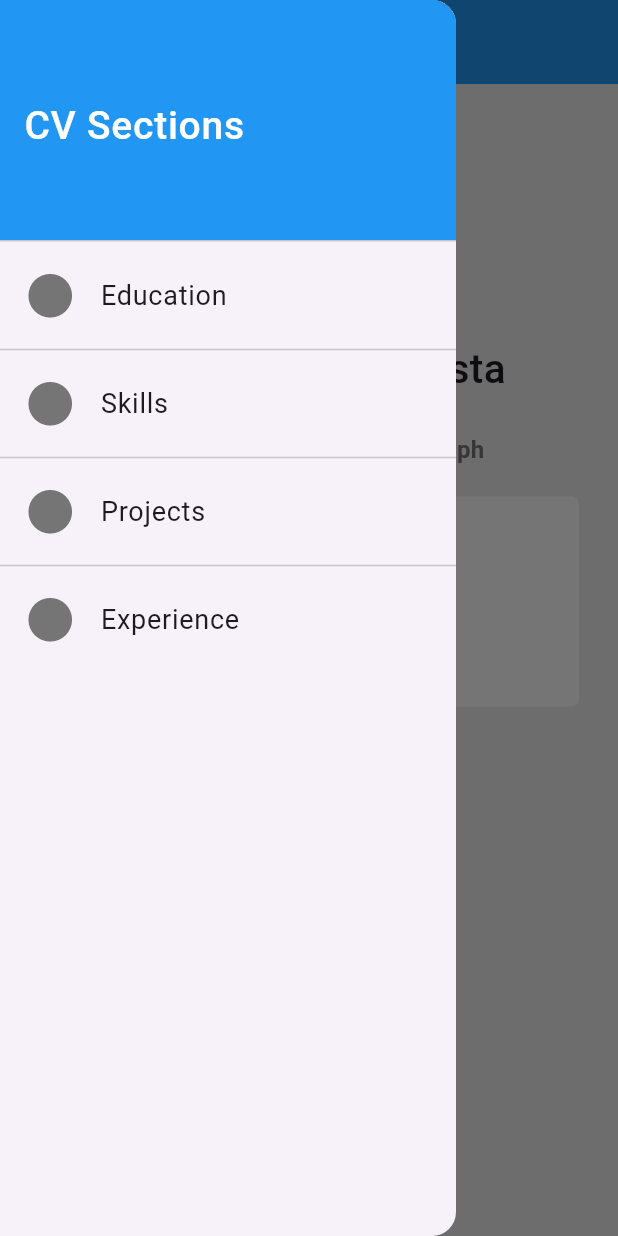
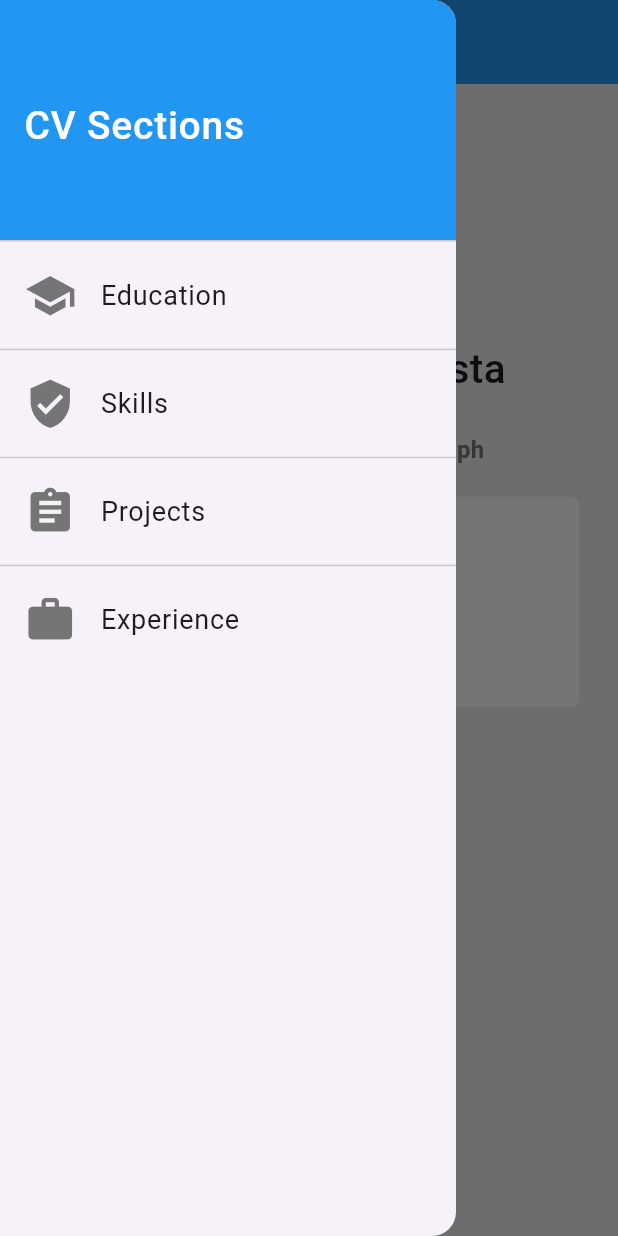
Before and after one commit to KimMathew/flutter_activity2, a Flutter app: the screen it shows after launch, with the side drawer open, on a phone screen of 412 x 824 dp. Run offline on Flutter 3.47's test engine with Material 3 defaults, Android fonts, the phone set to English and light mode, and no system bars.

Commit message:
icon changes

```diff
--- a/lib/basic_screen.dart
+++ b/lib/basic_screen.dart
@@ -40,7 +40,7 @@ class BasicScreen extends StatelessWidget{
               ),
             ),
             ListTile( //List Tile 1
-              leading: const Icon(Icons.brightness_1_rounded, color: Color(0xFF757575), size: 35,),
+              leading: const Icon(Icons.school, color: Color(0xFF757575), size: 35,),
               title: const Text(
                 'Education',
                 style: TextStyle(fontSize: 18),
@@ -49,7 +49,7 @@ class BasicScreen extends StatelessWidget{
             ),
             Divider(),
             ListTile( //List Tile 2
-              leading: const Icon(Icons.brightness_1_rounded, color: Color(0xFF757575), size: 35,),
+              leading: const Icon(Icons.verified_user, color: Color(0xFF757575), size: 35,),
               title: const Text(
                 'Skills',
                 style: TextStyle(fontSize: 18),
@@ -58,7 +58,7 @@ class BasicScreen extends StatelessWidget{
             ),
             Divider(),
             ListTile( //List Tile 3
-              leading: const Icon(Icons.brightness_1_rounded, color: Color(0xFF757575), size: 35,),
+              leading: const Icon(Icons.assignment, color: Color(0xFF757575), size: 35,),
               title: const Text(
                 'Projects',
                 style: TextStyle(fontSize: 18),
@@ -67,7 +67,7 @@ class BasicScreen extends StatelessWidget{
             ),
             Divider(),
             ListTile( //List Tile 4
-              leading: const Icon(Icons.brightness_1_rounded, color: Color(0xFF757575), size: 35,),
+              leading: const Icon(Icons.work, color: Color(0xFF757575), size: 35,),
               title: const Text(
                 'Experience',
                 style: TextStyle(fontSize: 18),
--- a/lib/main.dart
+++ b/lib/main.dart
@@ -12,9 +12,6 @@ class MainApp extends StatelessWidget {
   Widget build(BuildContext context) {
     return MaterialApp(
       title: 'Flutter Demo',
-      theme: ThemeData(
-        primarySwatch: Colors.blue,
-      ),
       home: const BasicScreen(),
     );
   }
```
